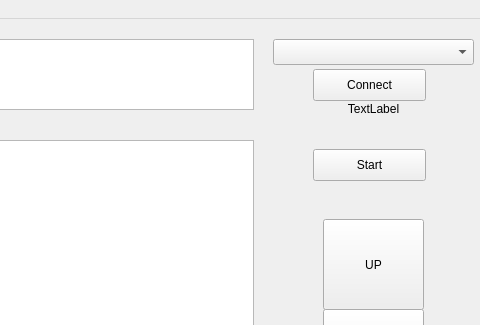
OndrejPistora/thymos-loader, file src/ui/main.ui: the form before one commit; both pictures show x 627 to 1107 and y 0 to 325 of the 1107 by 767 pixel window.
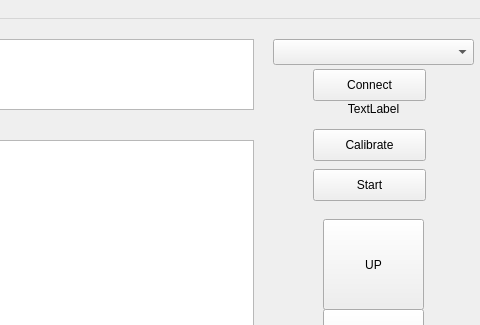
The form after the commit. Custom widgets are drawn as their Qt base class.

Commit message: rename buttons

What changed in the file:
```diff
--- a/src/ui/main.ui
+++ b/src/ui/main.ui
@@ -28,7 +28,7 @@
     <property name="geometry">
      <rect>
       <x>940</x>
-      <y>130</y>
+      <y>150</y>
       <width>113</width>
       <height>32</height>
      </rect>
@@ -196,6 +196,19 @@
      <string>Help</string>
     </property>
    </widget>
+   <widget class="QPushButton" name="buttonCalibrate">
+    <property name="geometry">
+     <rect>
+      <x>940</x>
+      <y>110</y>
+      <width>113</width>
+      <height>32</height>
+     </rect>
+    </property>
+    <property name="text">
+     <string>Calibrate</string>
+    </property>
+   </widget>
   </widget>
   <widget class="QMenuBar" name="menubar">
    <property name="geometry">
```
Left out of the diff: 10 changed lines with no effect on the pictures. The commit also changes 1 other file.
